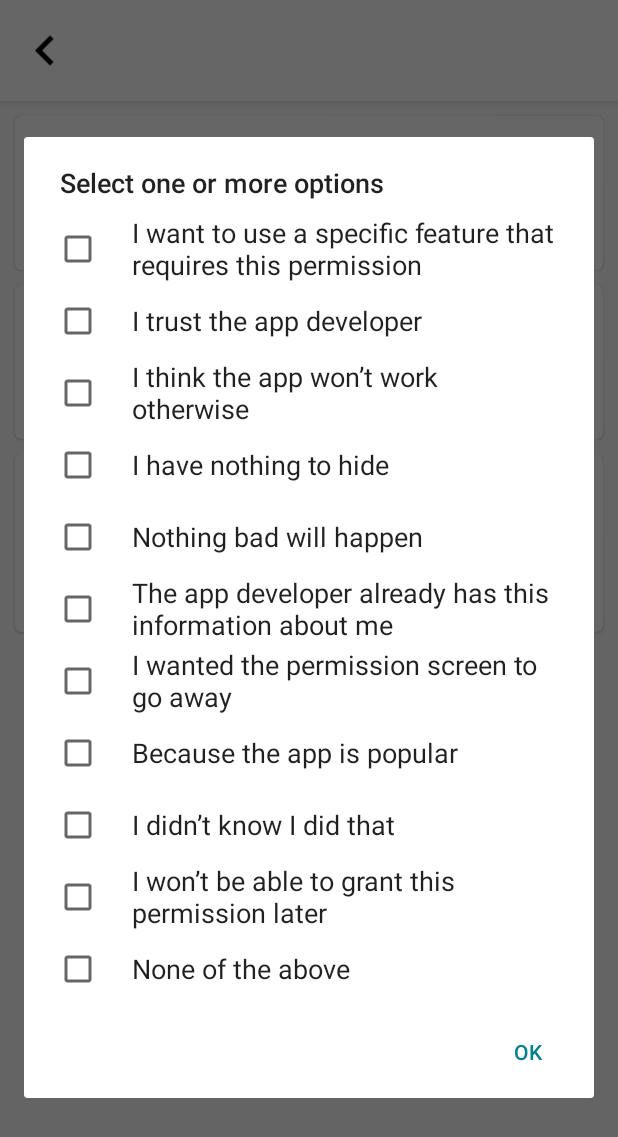
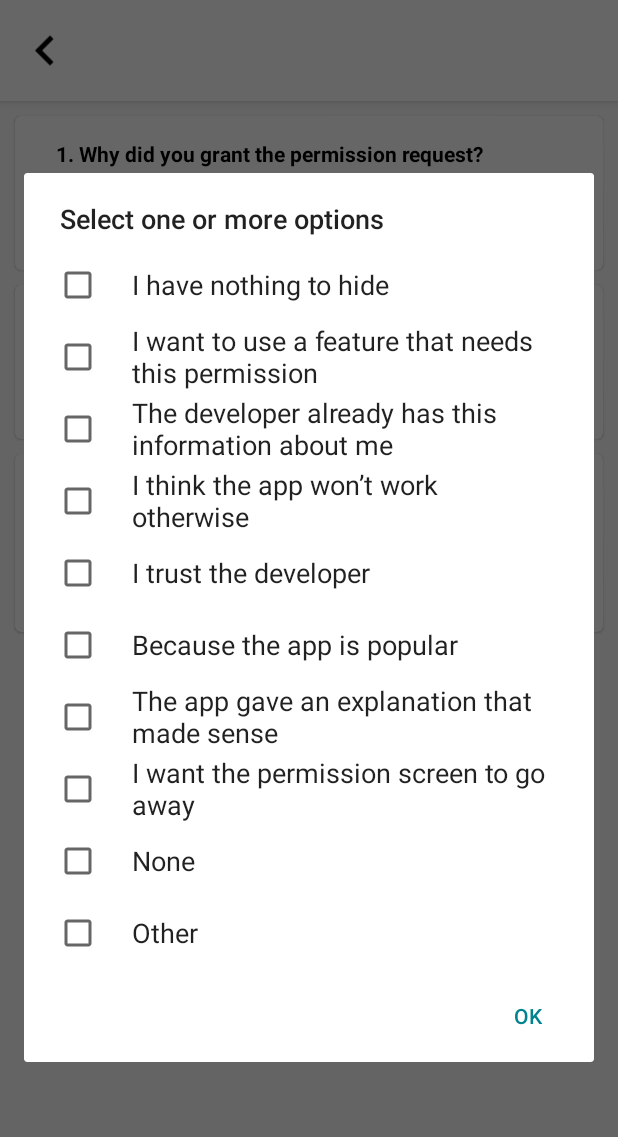
Before and after one commit to wayneiny/PrivaDroid, an Android app: the PermissionGrantSurveyActivity screen opened directly, with no data from a screen before it, after a tap on "Select one or more options", on a phone screen of 412 x 824 dp. Shown: the top 1137 px of the screen. Run offline under Robolectric (Android 15) with nearby library versions, the phone set to English and light mode, and no system bars; our stand-ins replace Firebase (no records; nobody signed in at launch, a user with empty details on screens opened directly).

Commit message:
Modified questions to match google doc and randomized options

```diff
--- a/app/src/main/java/com/weichengcao/privadroid/ui/SurveyQuestions/PermissionDenySurveyActivity.java
+++ b/app/src/main/java/com/weichengcao/privadroid/ui/SurveyQuestions/PermissionDenySurveyActivity.java
@@ -278,6 +278,7 @@ public class PermissionDenySurveyActivity extends AppCompatActivity implements B
 
     boolean[] whyChecked = new boolean[PrivaDroidApplication.getAppContext().getResources().getStringArray(R.array.permission_deny_options_why).length];
     HashSet<Integer> selectedWhyIndices = new HashSet<>();
+    String[] whyOptions = EventUtil.randomizeSurveyQuestionOptions(PrivaDroidApplication.getAppContext().getResources().getStringArray(R.array.permission_deny_options_why), true, true);
     int selectedExpected = -1;
 //    int selectedComfortable = -1;
 
@@ -303,7 +304,7 @@ public class PermissionDenySurveyActivity extends AppCompatActivity implements B
         switch (buttonId) {
             case R.id.permission_deny_button_why:
                 alertDialogBuilder.setTitle(R.string.select_multiple_allowed);
-                alertDialogBuilder.setMultiChoiceItems(R.array.permission_deny_options_why, whyChecked, new DialogInterface.OnMultiChoiceClickListener() {
+                alertDialogBuilder.setMultiChoiceItems(whyOptions, whyChecked, new DialogInterface.OnMultiChoiceClickListener() {
                     @Override
                     public void onClick(DialogInterface dialog, int which, boolean isChecked) {
                         if (isChecked) {
@@ -320,7 +321,6 @@ public class PermissionDenySurveyActivity extends AppCompatActivity implements B
                             mWhy.setText(R.string.select_multiple_allowed);
                             return;
                         }
-                        String[] whyOptions = getResources().getStringArray(R.array.permission_deny_options_why);
                         ArrayList<String> whyTexts = new ArrayList<>();
                         for (int index : selectedWhyIndices) {
                             whyTexts.add(whyOptions[index]);
--- a/app/src/main/java/com/weichengcao/privadroid/ui/SurveyQuestions/PermissionGrantSurveyActivity.java
+++ b/app/src/main/java/com/weichengcao/privadroid/ui/SurveyQuestions/PermissionGrantSurveyActivity.java
@@ -273,6 +273,8 @@ public class PermissionGrantSurveyActivity extends AppCompatActivity implements
 
     boolean[] whyChecked = new boolean[PrivaDroidApplication.getAppContext().getResources().getStringArray(R.array.permission_grant_options_why).length];
     HashSet<Integer> selectedWhyIndices = new HashSet<>();
+    String[] whyOptions = EventUtil.randomizeSurveyQuestionOptions(PrivaDroidApplication.getAppContext().getResources().getStringArray(R.array.permission_grant_options_why), true, true);
+
     int selectedExpected = -1;
     int selectedComfortable = -1;
 
@@ -298,7 +300,7 @@ public class PermissionGrantSurveyActivity extends AppCompatActivity implements
         switch (buttonId) {
             case R.id.permission_grant_button_why:
                 alertDialogBuilder.setTitle(R.string.select_multiple_allowed);
-                alertDialogBuilder.setMultiChoiceItems(R.array.permission_grant_options_why, whyChecked, new DialogInterface.OnMultiChoiceClickListener() {
+                alertDialogBuilder.setMultiChoiceItems(whyOptions, whyChecked, new DialogInterface.OnMultiChoiceClickListener() {
                     @Override
                     public void onClick(DialogInterface dialog, int which, boolean isChecked) {
                         if (isChecked) {
@@ -315,7 +317,6 @@ public class PermissionGrantSurveyActivity extends AppCompatActivity implements
                             mWhy.setText(R.string.select_multiple_allowed);
                             return;
                         }
-                        String[] whyOptions = getResources().getStringArray(R.array.permission_grant_options_why);
                         ArrayList<String> whyTexts = new ArrayList<>();
                         for (int index : selectedWhyIndices) {
                             whyTexts.add(whyOptions[index]);
--- a/app/src/main/java/com/weichengcao/privadroid/util/EventUtil.java
+++ b/app/src/main/java/com/weichengcao/privadroid/util/EventUtil.java
@@ -6,6 +6,7 @@ import java.util.ArrayList;
 import java.util.Collections;
 import java.util.Comparator;
 import java.util.HashMap;
+import java.util.Random;
 
 import static com.weichengcao.privadroid.PrivaDroidApplication.serverId2appInstallServerSurveyedEvents;
 import static com.weichengcao.privadroid.PrivaDroidApplication.serverId2appInstallServerUnsurveyedEvents;
@@ -165,4 +166,31 @@ public class EventUtil {
                 return null;
         }
     }
+
+    /**
+     * Randomize answer options.
+     */
+    public static String[] randomizeSurveyQuestionOptions(String[] originalOptions, boolean hasNone, boolean hasOtherOrIDontKnow) {
+        if (originalOptions == null) {
+            return null;
+        }
+
+        int upperIndex = originalOptions.length;
+        if (hasNone) {
+            upperIndex--;
+        }
+        if (hasOtherOrIDontKnow) {
+            upperIndex--;
+        }
+
+        Random rgen = new Random();
+        for (int i = 0; i < upperIndex; i++) {
+            int randomIndex = rgen.nextInt(upperIndex);
+            String tmp = originalOptions[i];
+            originalOptions[i] = originalOptions[randomIndex];
+            originalOptions[randomIndex] = tmp;
+        }
+
+        return originalOptions;
+    }
 }
--- a/app/src/main/res/values/strings.xml
+++ b/app/src/main/res/values/strings.xml
@@ -126,8 +126,8 @@
         <item>Because of advertisements in the app</item>
         <item>Because of in-app purchases</item>
         <item>The app required permissions I wasn\’t comfortable granting</item>
-        <item>I don\’t know</item>
-        <item>None of the above</item>
+        <item>None</item>
+        <item>Other</item>
     </array>
 
     <string name="app_uninstall_question_permission_remembered_requested" description="app uninstall survey question remember">2. Do you remember if the app requires any of the following permissions?</string>
@@ -149,31 +149,30 @@
     <!--  Permission survey questions  -->
     <string name="permission_grant_question_why" description="permission grant survey event why">1. Why did you grant the permission request?</string>
     <array name="permission_grant_options_why">
-        <item>I want to use a specific feature that requires this permission</item>
-        <item>I trust the app developer</item>
+        <item>I want to use a feature that needs this permission</item>
+        <item>I trust the developer</item>
         <item>I think the app won\’t work otherwise</item>
         <item>I have nothing to hide</item>
-        <item>Nothing bad will happen</item>
-        <item>The app developer already has this information about me</item>
-        <item>I wanted the permission screen to go away</item>
+        <item>The developer already has this information about me</item>
+        <item>I want the permission screen to go away</item>
         <item>Because the app is popular</item>
-        <item>I didn\’t know I did that</item>
-        <item>I won\’t be able to grant this permission later</item>
-        <item>None of the above</item>
+        <item>The app gave an explanation that made sense</item>
+        <item>None</item>
+        <item>Other</item>
     </array>
 
     <string name="permission_deny_question_why" description="permission deny survey event why">1. Why did you deny the permission request?</string>
     <array name="permission_deny_options_why">
         <item>I think the app shouldn\’t need this permission</item>
-        <item>I expect the app will still work without this permission</item>
         <item>I can always grant it afterwards if I change my mind</item>
         <item>I do not use the specific feature associated with the permission</item>
         <item>I consider the permission to be very sensitive</item>
-        <item>I don\’t trust the developer enough to provide this information</item>
+        <item>I don\’t trust the developer</item>
         <item>I wanted the permission screen to go away</item>
-        <item>I think something bad might happen if I provide this permission</item>
-        <item>I didn\’t know I did that</item>
-        <item>None of the above</item>
+        <item>The app gave a poor explanation</item>
+        <item>I think something bad might happen</item>
+        <item>None</item>
+        <item>Other</item>
     </array>
 
     <string name="permission_question_expect_request" description="permission why requested question">2. Did you expect the app requests this permission?</string>
@@ -205,8 +204,8 @@
         <item>I was required to install it</item>
         <item>I was offered something in return (e.g. credits, monetary rewards, discount)</item>
         <item>The app has fewer permissions than other apps like it</item>
-        <item>I don’t know</item>
-        <item>None of the above</item>
+        <item>None</item>
+        <item>Other</item>
     </array>
 
     <string name="app_install_question_factors" description="factors of install question">2. Which factors influenced your decision to install the app?</string>
@@ -218,14 +217,15 @@
         <item>The company creating the app</item>
         <item>The app is free / price is reasonable</item>
         <item>App functionality</item>
-        <item>None of the above</item>
+        <item>None</item>
+        <item>Other</item>
     </array>
 
     <string name="app_install_question_know_permission" description="any permission required by user question">3. Do you know what permissions this app requires?</string>
     <array name="app_install_options_know_permission">
         <item>Yes</item>
         <item>No</item>
-        <item>I\'m not sure</item>
+        <item>Not sure</item>
     </array>
 
     <string name="app_install_question_which_permission_think" description="permissions required by user question">4. Which of the following permission do you think the app requires?</string>
```
Also changed, not shown: app/src/main/java/com/weichengcao/privadroid/ui/SurveyQuestions/AppInstallSurveyActivity.java (+9 -6 lines), app/src/main/java/com/weichengcao/privadroid/ui/SurveyQuestions/AppUninstallSurveyActivity.java (+5 -4 lines).
